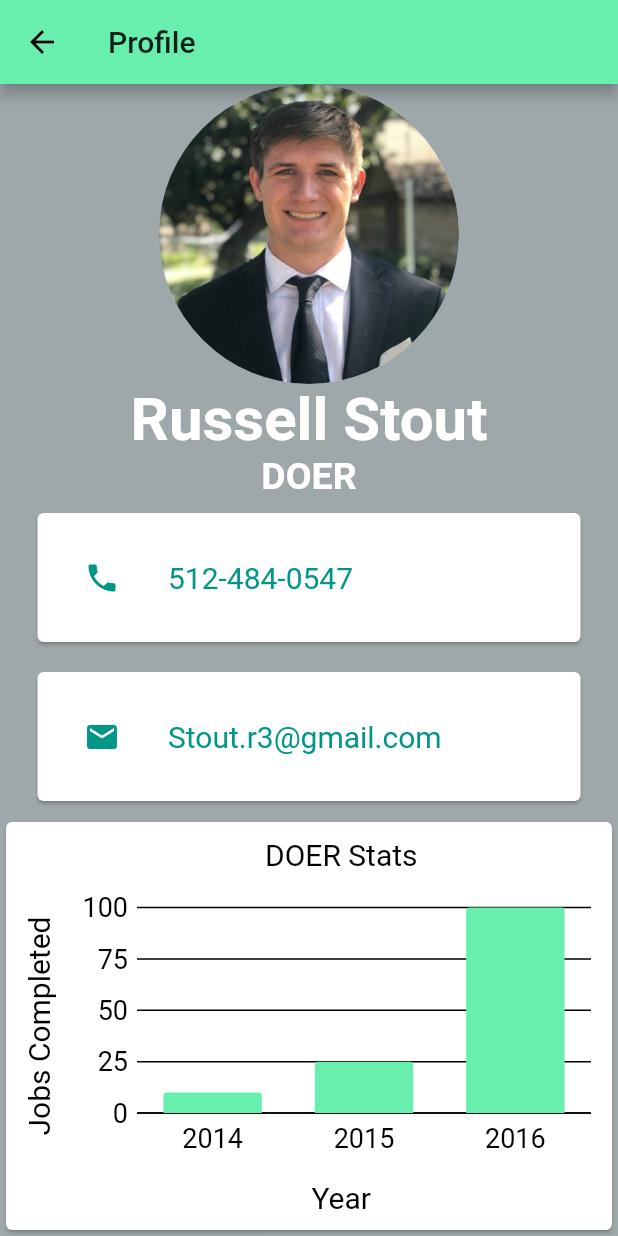
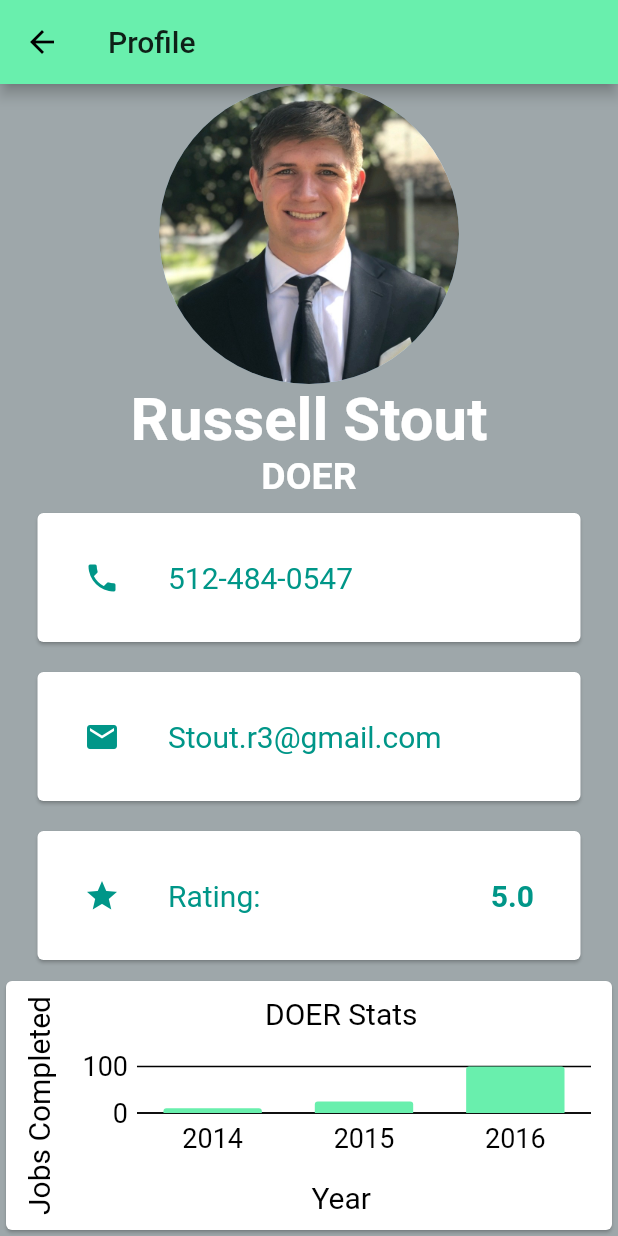
Before and after one commit to LuisDLF98/doers_app, a Flutter app: the ProfileScreen screen opened by its route, on a phone screen of 412 x 824 dp. Run offline on Flutter 3.47's test engine with Material 2 defaults, Android fonts, the phone set to English and light mode, and no system bars; our stand-ins replace animated_text_kit, charts_flutter, cloud_firestore, firebase_core, google_sign_in, modal_progress_hud; missing offline and left inert: time_range_picker; accounts and stored records are empty.

Commit message:
create rating card

```diff
--- a/lib/Screens/profile_screen.dart
+++ b/lib/Screens/profile_screen.dart
@@ -1,5 +1,8 @@
+
+import 'package:flutter/cupertino.dart';
 import 'package:flutter/material.dart';
 import 'package:doers_app/Components/barchart_simple.dart';
+
 
 class ProfileScreen extends StatefulWidget {
   ProfileScreen({Key key}) : super(key: key);
@@ -95,7 +98,39 @@ class _ProfileScreen extends State<ProfileScreen> {
                   ),
                 )),
 
+
+            Card(
+              color: Colors.white,
+              margin: EdgeInsets.symmetric(vertical: 10.0, horizontal: 25.0),
+              child: Padding(
+                padding: EdgeInsets.all(15.0),
+                child: ListTile(
+                  leading: Icon(
+                    Icons.star,
+                    color: Colors.teal,
+                  ),
+                  title: Text(
+                    'Rating:',
+                    style: TextStyle(
+                      color: Colors.teal,
+                      fontSize: 20.0,
+                    ),
+                  ),
+                  trailing: Text(
+                    '5.0',
+                    style: TextStyle(
+                      color: Colors.teal,
+                      fontSize: 20.0,
+                      fontWeight: FontWeight.bold,
+                    ),
+                  ),
+                ),
+
+              ),
+            ),
+
             Expanded(
+
               child: Card(
 
                 child: SimpleBarChart.withSampleData(),
--- a/pubspec.yaml
+++ b/pubspec.yaml
@@ -37,6 +37,7 @@ dependencies:
   google_sign_in: ^5.0.0
   time_range_picker: any
   charts_flutter: ^0.10.0
+
 
 dev_dependencies:
   flutter_launcher_icons: "^0.8.0"
```
